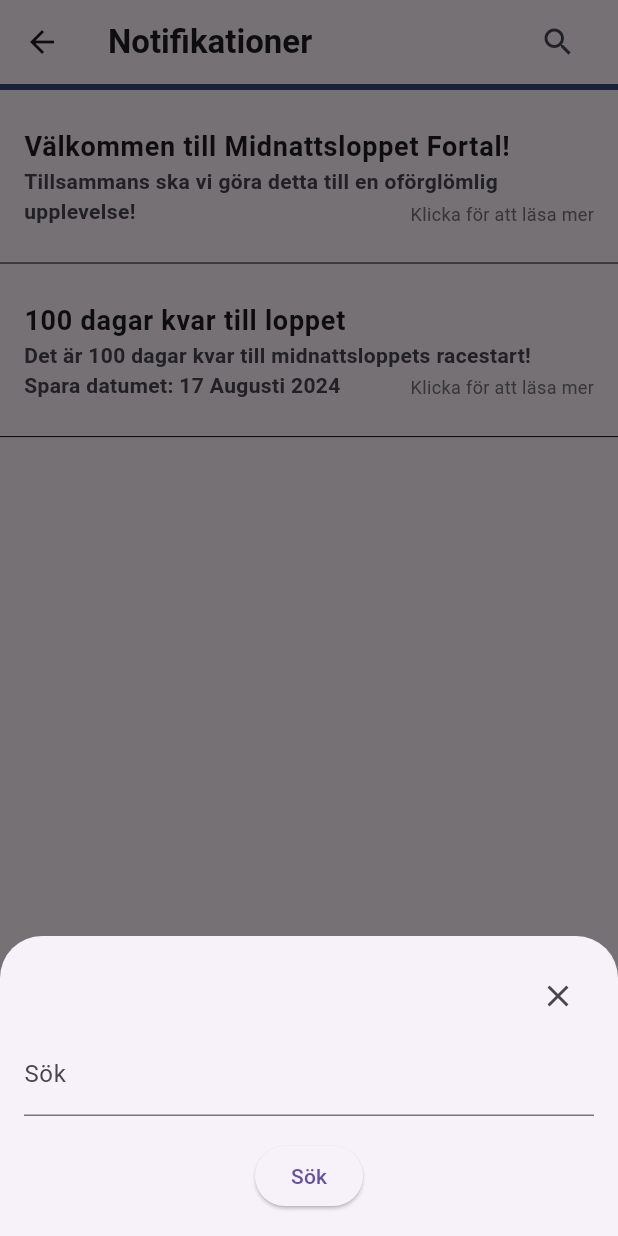
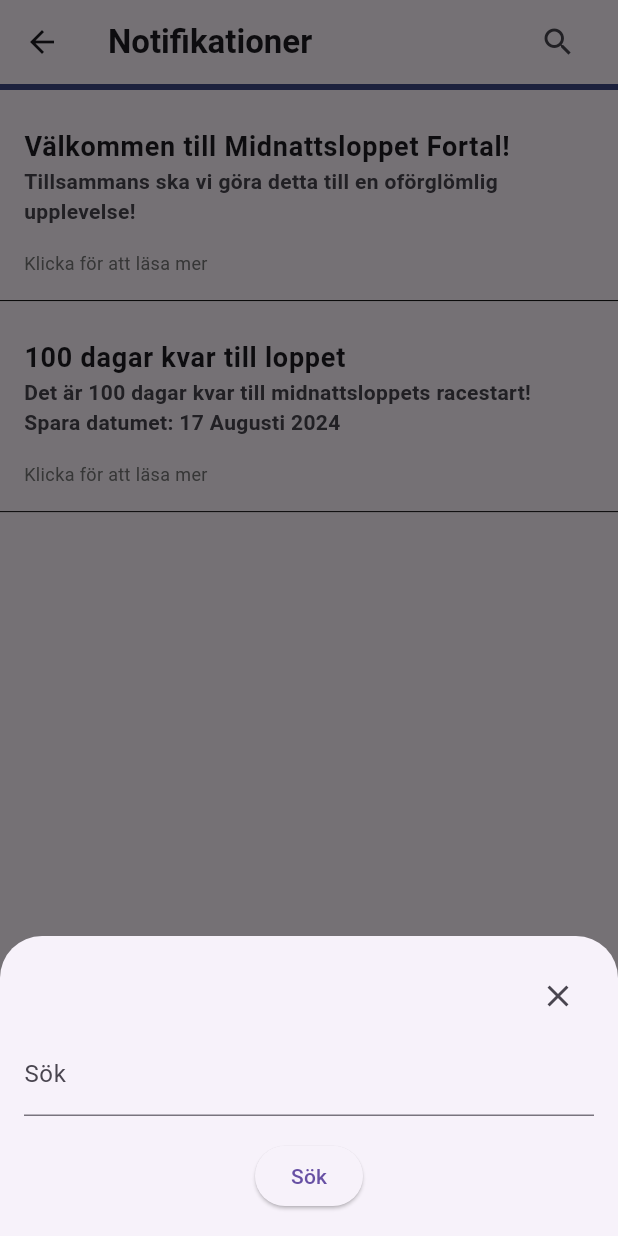
Before and after one commit to vhogberg/midnattsloppet_app_frontend, a Flutter app: the NotificationPage screen opened by its route, after a tap on the "search" icon, on a phone screen of 412 x 824 dp. Run offline on Flutter 3.47's test engine with Material 3 defaults, Android fonts, the phone set to English and light mode, and no system bars; our stand-ins replace flutter_local_notifications, font_awesome_flutter, iconsax, rxdart, shared_preferences, timezone; accounts and stored records are empty; network calls fail.

Commit message:
notification page fix

```diff
--- a/lib/pages/notification_page/notification_page.dart
+++ b/lib/pages/notification_page/notification_page.dart
@@ -30,7 +30,8 @@
   final TextEditingController _searchController =
       TextEditingController(); // Controller för sökfältet
   String _searchTerm = ''; // Söktermen
-  String? username; // Användarnamn för att hämta mängden insamlat i insamlingbössan och donationsmålet
+  String?
+      username; // Användarnamn för att hämta mängden insamlat i insamlingbössan och donationsmålet
 
   // Notifikationslistan.
   List<NotificationItem> allNotifications = [
@@ -44,7 +45,7 @@
 
   double donationGoal = 0;
   double totalDonations = 0;
-  String challengeStatus = "";
+  String? challengeStatus = "";
 
   late Timer _timer;
 
@@ -56,9 +57,11 @@
     donationNotifications(); // anrop till metoden som ansvarar för donationsnotiser.
     fetchDonations();
     fetchGoal();
+    getChallengeStatus(username);
     _timer = Timer.periodic(const Duration(seconds: 10), (timer) {
       fetchDonations();
       fetchGoal();
+      getChallengeStatus(username);
     });
   }
 
@@ -130,7 +133,7 @@
   }
 
   void challengeNotifications() {
-    if (challengeStatus.contains("PENDING")) {
+    if (challengeStatus!.contains("PENDING")) {
       if (!notificationAlreadyExists("50 dagar kvar till loppet")) {
         allNotifications.add(
           NotificationItem(
@@ -142,7 +145,7 @@
       }
     }
 
-    if (challengeStatus.contains("ACCEPTED")) {
+    if (challengeStatus!.contains("ACCEPTED")) {
       if (!notificationAlreadyExists("Du befinner dig i en lagkamp!")) {
         allNotifications.add(
           NotificationItem(
@@ -155,7 +158,7 @@
       }
     }
 
-    if (challengeStatus.contains("REJECTED")) {
+    if (challengeStatus!.contains("REJECTED")) {
       if (!notificationAlreadyExists(
           "{lagnamn} avböjde din inbjudan på att starta lagkamp")) {
         allNotifications.add(
@@ -327,15 +330,19 @@
     }
   }
 
-  void getChallengeStatus(String? username) async {
+  Future<String?> getChallengeStatus(String? username) async {
     try {
       var status = await ApiUtils.fetchChallengeStatus(username);
-      if (status != null) {
-        challengeStatus = status;
+      if (status == null) {
+        print(
+            "Error: the challenge status fetched by the API call in JSON format was null");
       } else {
         // Hantera om statusen inte är tillgänglig
         print('Challenge status not available');
       }
+
+      challengeStatus = status;
+      return challengeStatus;
     } catch (e) {
       // Hantera eventuella fel vid hämtning av statusen
       print('Error: $e');
@@ -392,7 +399,6 @@
   final List<NotificationItem> notifications;
 
   const NotificationList({required this.notifications});
-
 @override
 Widget build(BuildContext context) {
   return ListView.builder(
@@ -412,7 +418,8 @@
           );
         },
         child: Container(
-            padding: const EdgeInsets.symmetric(vertical: 16.0), // Ökad padding för större avstånd
+          padding: const EdgeInsets.symmetric(
+              vertical: 16.0), // Ökad padding för större avstånd
           decoration: BoxDecoration(
             border: Border(
               bottom: BorderSide(
@@ -421,7 +428,8 @@
               ),
             ),
           ),
-            child: Stack(
+          child: Column(
+            crossAxisAlignment: CrossAxisAlignment.start,
             children: [
               ListTile(
                 title: Text(
@@ -442,9 +450,8 @@
                 ),
               ),
               if (_isTextOverflowing(notification.message)) // Kontrollera om texten är avklippt
-                  Positioned(
-                    bottom: 8.0,
-                    right: 16.0,
+                Padding(
+                  padding: const EdgeInsets.only(left: 16.0, top: 8.0),
                   child: Text(
                     'Klicka för att läsa mer',
                     style: TextStyle(
@@ -460,6 +467,7 @@
     },
   );
 }
+
 
   bool _isTextOverflowing(String text) {
     final TextPainter textPainter = TextPainter(
```
Lines whose indentation alone changed are shown as unchanged.
